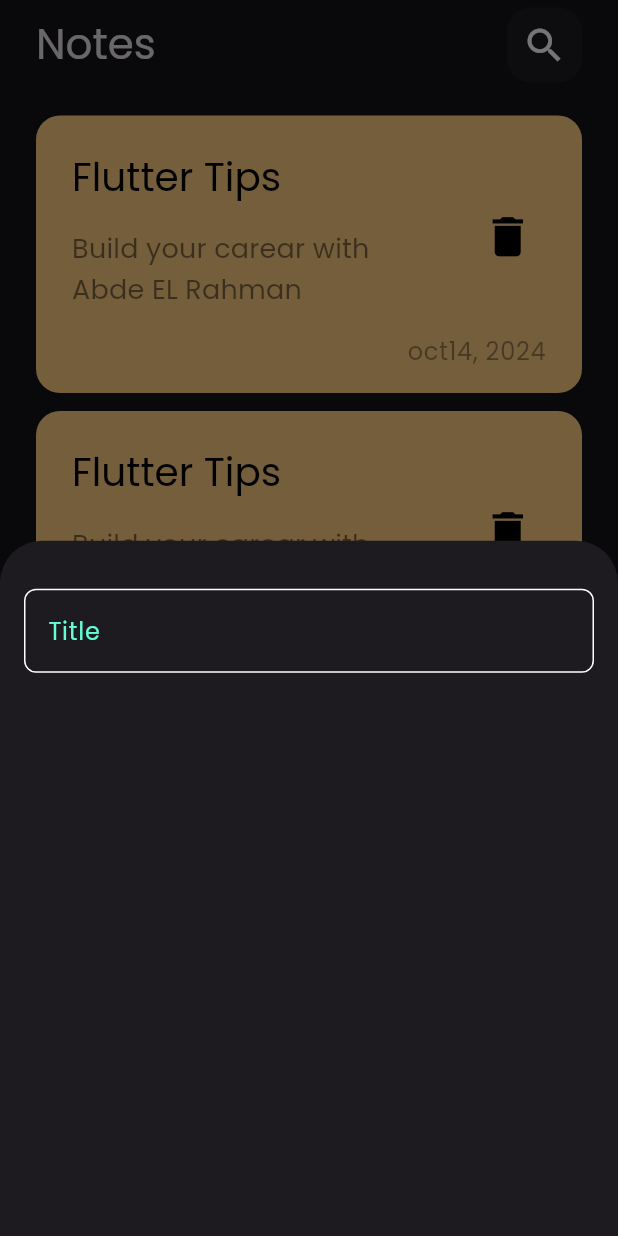
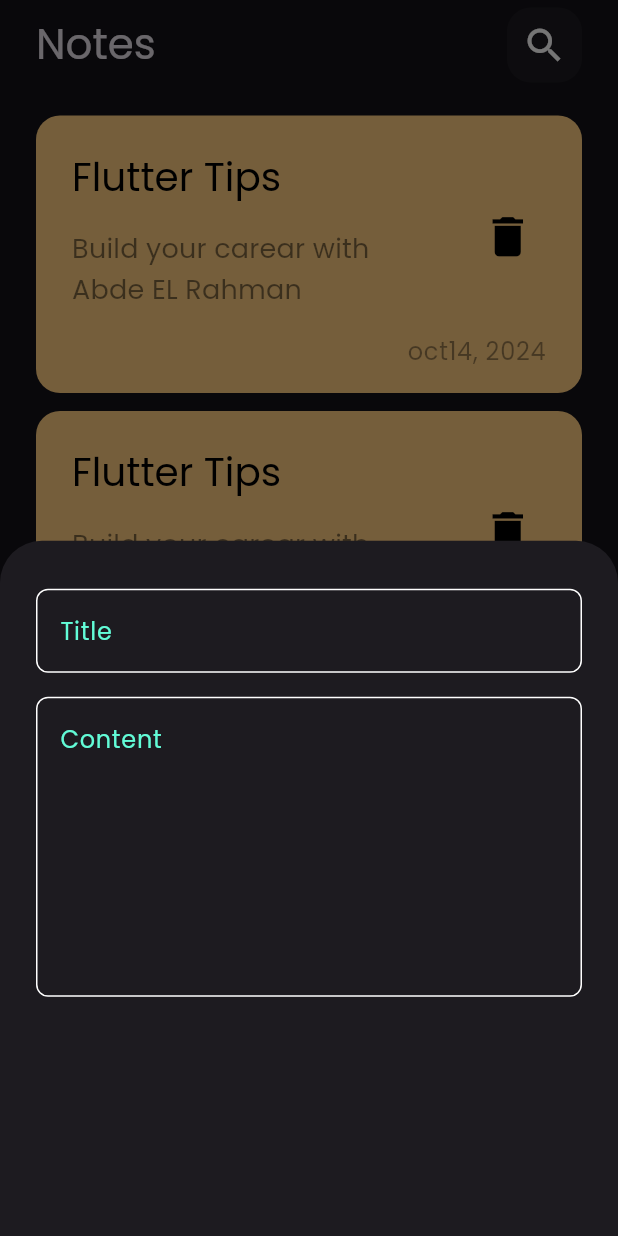
Before and after one commit to Abdelrahman-Badawi/nots_app, a Flutter app: the screen it shows after launch, after a tap on the "add" icon, on a phone screen of 412 x 824 dp. Run offline on Flutter 3.47's test engine with Material 3 defaults, Android fonts, the phone set to English and light mode, and no system bars.

Commit message:
add field to notes bottom shett

```diff
--- a/lib/views/widgets/add_note_bottom_sheet.dart
+++ b/lib/views/widgets/add_note_bottom_sheet.dart
@@ -6,6 +6,22 @@
 
   @override
   Widget build(BuildContext context) {
-    return const CustomTextField();
+    return const Padding(
+      padding: EdgeInsets.symmetric(vertical: 32, horizontal: 24),
+      child: Column(
+        children: [
+          CustomTextField(
+            hint: 'Title',
+          ),
+          SizedBox(
+            height: 16.0,
+          ),
+          CustomTextField(
+            hint: 'Content',
+            maxLines: 7,
+          )
+        ],
+      ),
+    );
   }
 }
--- a/lib/views/widgets/custom_text_field.dart
+++ b/lib/views/widgets/custom_text_field.dart
@@ -2,25 +2,23 @@
 import 'package:notsapp/constants/constants.dart';
 
 class CustomTextField extends StatelessWidget {
-  const CustomTextField({super.key});
+  const CustomTextField({super.key, required this.hint, this.maxLines=1});
+
+  final String hint;
+  final int maxLines;
 
   @override
   Widget build(BuildContext context) {
-    return Padding(
-      padding: const EdgeInsets.symmetric(vertical: 32, horizontal: 16),
-      child: Column(
-        children: [
-          TextField(
+    return TextField(
       cursorColor: kPrimaryColor,
+      maxLines: maxLines,
       decoration: InputDecoration(
-              hintText: 'Title',
+        hintText: hint,
+
         hintStyle: const TextStyle(color: kPrimaryColor),
         border: buildBorder(),
         enabledBorder: buildBorder(),
         focusedBorder: buildBorder(kPrimaryColor),
-            ),
-          )
-        ],
       ),
     );
   }
```
Lines whose indentation alone changed are shown as unchanged.
